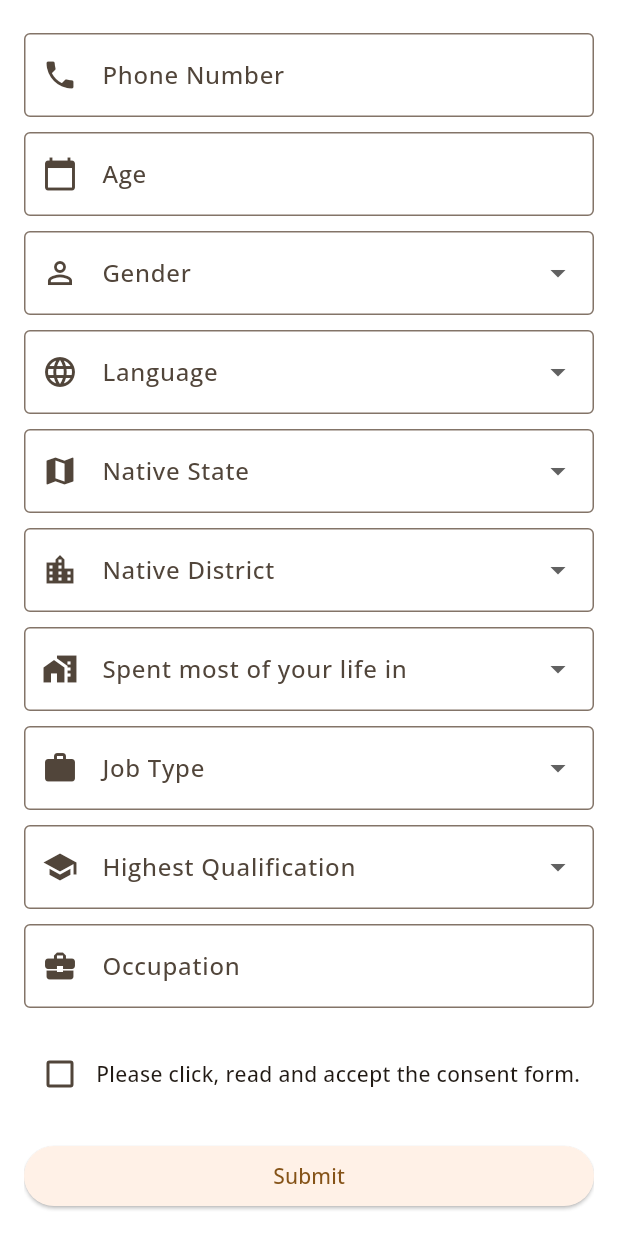
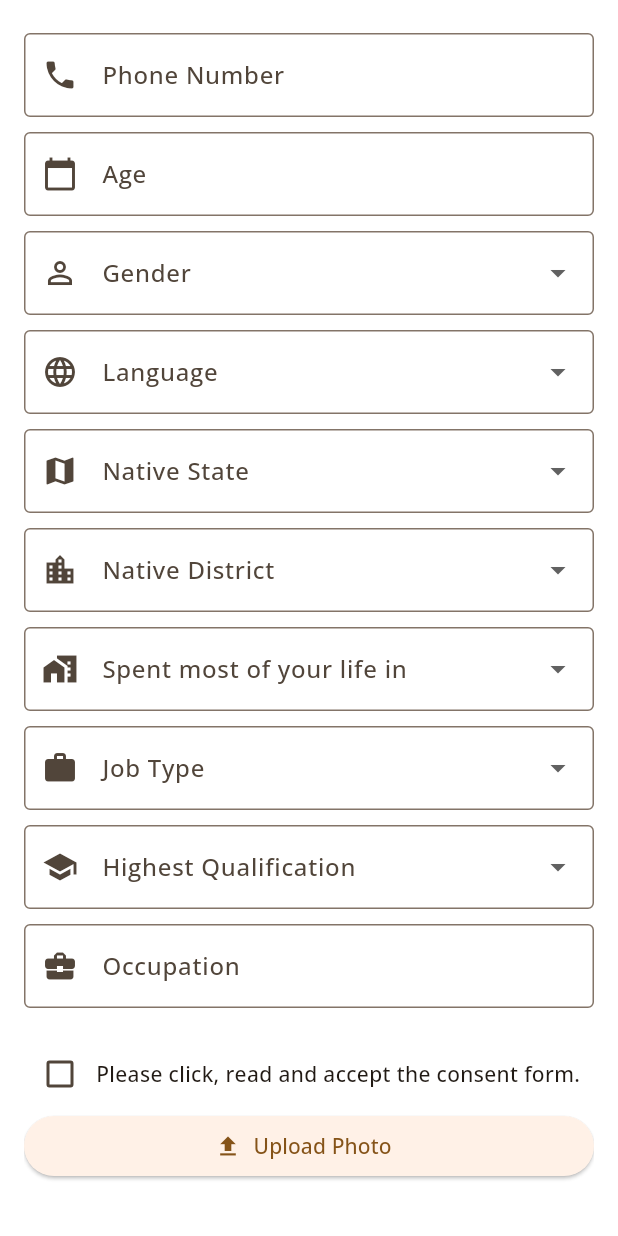
Before and after one commit to AI4Bharat/KathbathXFrontend, a Flutter app: the RegisterScreen screen opened directly, scrolled down 114 dp, on a phone screen of 412 x 824 dp. Run offline on Flutter 3.47's test engine with Material 3 defaults, Android fonts, the light colour scheme and no system bars; our stand-ins replace camera, chewie, dio, drift, firebase_core, firebase_crashlytics and 8 more; missing offline and left inert: android_play_install_referrer, audio_session, flutter_sound, in_app_update; accounts and stored records are empty; generated files the repository leaves out were written again; network calls fail.

Commit message:
ui to allow selection from camera roll

```diff
--- a/lib/screens/register_screen.dart
+++ b/lib/screens/register_screen.dart
@@ -1,6 +1,7 @@
 import 'dart:convert';
 import 'dart:developer';
-
+import 'dart:io';
+import 'package:image_picker/image_picker.dart';
 import 'package:dio/dio.dart';
 import 'package:flutter/material.dart';
 import 'package:flutter/services.dart';
@@ -21,6 +22,9 @@ class RegisterScreen extends StatefulWidget {
 class _RegisterScreenState extends State<RegisterScreen> {
   final _formKey = GlobalKey<FormState>();
   final _phoneNumberController = TextEditingController();
+
+  File? _selectedImage;
+  final ImagePicker _picker = ImagePicker();
 
   late Dio dio;
   late ApiService apiService;
@@ -120,6 +124,16 @@ class _RegisterScreenState extends State<RegisterScreen> {
       }
     }
     return null; // Return null if value is not found
+  }
+
+  Future<void> _pickImage() async {
+    final pickedFile = await _picker.pickImage(source: ImageSource.gallery);
+    if (pickedFile != null) {
+      setState(() {
+        _selectedImage = File(pickedFile.path);
+        _formData['photo'] = _selectedImage; // optional if you're sending it
+      });
+    }
   }
 
   Future<void> _submit() async {
@@ -362,6 +376,18 @@ class _RegisterScreenState extends State<RegisterScreen> {
                         ),
                       ],
                     ),
+                    if (_selectedImage != null)
+                      Column(
+                        children: [
+                          Image.file(_selectedImage!, height: 150),
+                          const SizedBox(height: 10),
+                        ],
+                      ),
+                    ElevatedButton.icon(
+                      onPressed: _pickImage,
+                      icon: const Icon(Icons.upload),
+                      label: const Text('Upload Photo'),
+                    ),
                     const SizedBox(height: 20),
                     ElevatedButton(
                       onPressed: _submit,
--- a/pubspec.yaml
+++ b/pubspec.yaml
@@ -37,6 +37,8 @@ dependencies:
   flutter_dotenv: ^5.2.1
   in_app_update: ^4.2.3
   firebase_analytics: ^11.4.0
+  flutter_animate: ^4.5.2
+  image_picker: ^1.1.2
 
 dev_dependencies:
   flutter_test:
```
Also changed, not shown: lib/screens/dashboard_screen.dart (+114 -12 lines).
